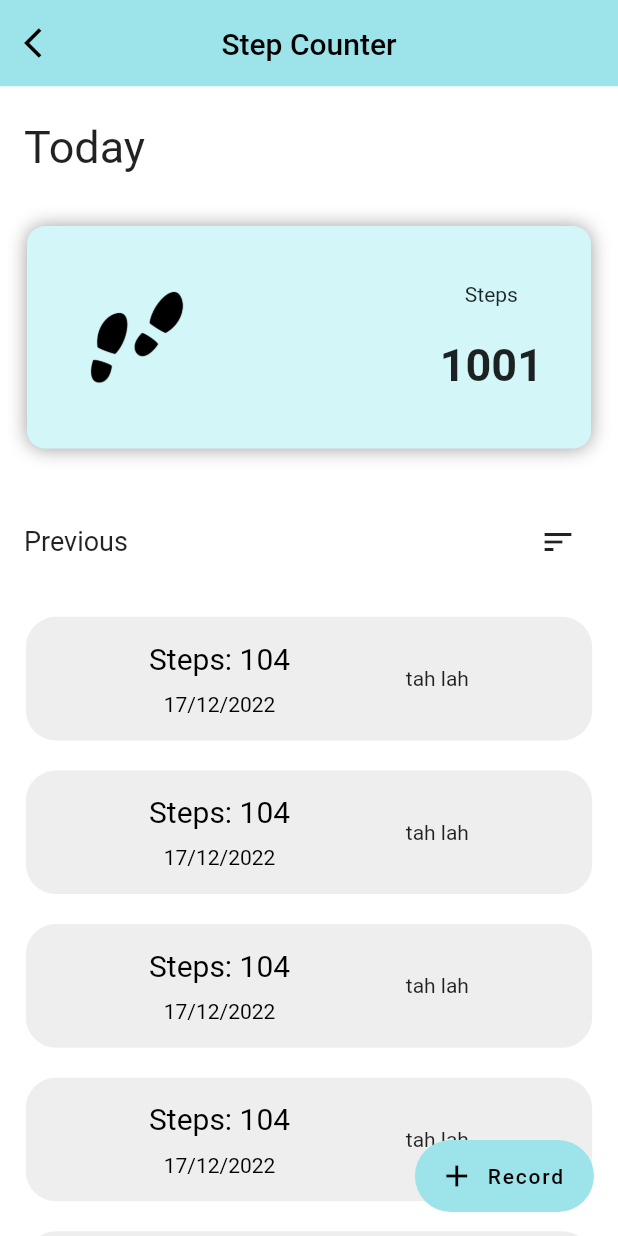
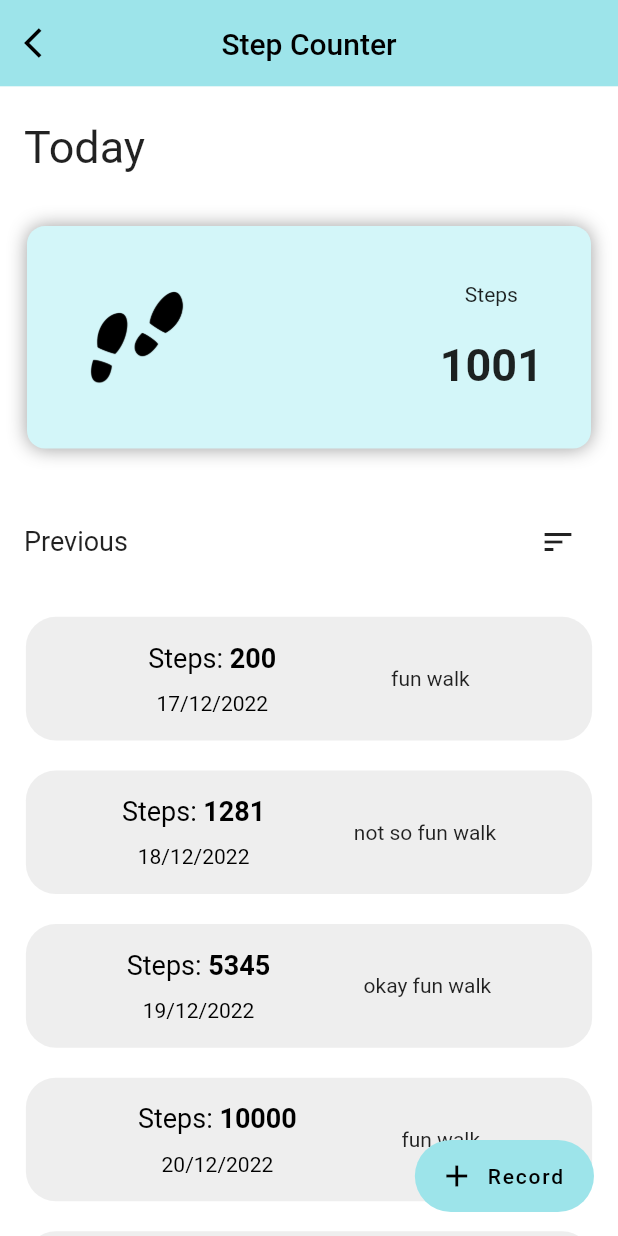
Before and after one commit to wanysamsuri/flutter_clinical, a Flutter app: the StepMainScreen screen opened directly, on a phone screen of 412 x 824 dp. Run offline on Flutter 3.47's test engine with Material 2 defaults, Android fonts, the phone set to English and light mode, and no system bars; our stand-ins replace cached_network_image, carousel_slider, device_info_plus, email_validator, fl_chart, flutter_rating_stars and 16 more; missing offline and left inert: clickable_list_wheel_view, flutter_3d_choice_chip, gauges, html2md, onesignal_flutter, pretty_gauge and 2 more; accounts and stored records are empty.

Commit message:
step counter pedo ui

```diff
--- /dev/null
+++ b/lib/pedometer/step_data.dart
@@ -0,0 +1,23 @@
+import 'package:flutter/material.dart';
+import 'package:flutter_clinic/screens/appointment/appointment_screen.dart';
+
+class StepCounterDataModel {
+  String? label;
+  String? date;
+  String? step;
+  StepCounterDataModel({this.date, this.step, this.label});
+}
+
+List<StepCounterDataModel> stepCounterData = [
+  StepCounterDataModel(step: '200', date: '17/12/2022', label: 'fun walk'),
+  StepCounterDataModel(
+      step: '1281', date: '18/12/2022', label: 'not so fun walk'),
+  StepCounterDataModel(
+    step: '5345',
+    date: '19/12/2022',
+    label: 'okay fun walk',
+  ),
+  StepCounterDataModel(step: '10000', date: '20/12/2022', label: 'fun walk'),
+  StepCounterDataModel(step: '53', date: '21/12/2022', label: 'fun walk'),
+  StepCounterDataModel(step: '5454', date: '22/12/2022', label: 'fun walk'),
+];
--- a/lib/pedometer/step_screen.dart
+++ b/lib/pedometer/step_screen.dart
@@ -4,6 +4,7 @@ import 'package:flutter/src/widgets/container.dart';
 import 'package:flutter/src/widgets/framework.dart';
 import 'package:flutter_clinic/constant.dart';
 import 'package:flutter_clinic/pedometer/pedometer_screen.dart';
+import 'package:flutter_clinic/pedometer/step_data.dart';
 import 'package:responsive_sizer/responsive_sizer.dart';
 
 class StepMainScreen extends StatefulWidget {
@@ -218,7 +219,7 @@ class _StepMainScreenState extends State<StepMainScreen> {
                               shrinkWrap: true,
                               physics: const BouncingScrollPhysics(),
                               scrollDirection: Axis.vertical,
-                              itemCount: 5,
+                              itemCount: stepCounterData.length,
                               itemBuilder: (context, index) {
                                 return Padding(
                                   padding: EdgeInsets.symmetric(
@@ -245,22 +246,42 @@ class _StepMainScreenState extends State<StepMainScreen> {
                                             //   height: 1,
                                             // ),
 
+                                            Row(
+                                              children: [
                                                 Container(
                                                   child: Text(
-                                                'Steps: 104',
+                                                    'Steps: ',
                                                     textAlign: TextAlign.left,
                                                     style: TextStyle(
-                                                  fontSize: 20,
+                                                      fontSize: 18,
                                                       // fontWeight:
                                                       //     FontWeight.bold,
                                                       color: Colors.black,
                                                     ),
                                                   ),
                                                 ),
+                                                Container(
+                                                  child: Text(
+                                                    stepCounterData[index]
+                                                        .step
+                                                        .toString(),
+                                                    textAlign: TextAlign.left,
+                                                    style: TextStyle(
+                                                      fontSize: 18,
+                                                      fontWeight:
+                                                          FontWeight.bold,
+                                                      color: Colors.black,
+                                                    ),
+                                                  ),
+                                                ),
+                                              ],
+                                            ),
 
                                             Container(
                                               child: Text(
-                                                '17/12/2022',
+                                                stepCounterData[index]
+                                                    .date
+                                                    .toString(),
                                                 textAlign: TextAlign.right,
                                                 style: TextStyle(
                                                   // fontWeight:
@@ -272,8 +293,11 @@ class _StepMainScreenState extends State<StepMainScreen> {
                                           ],
                                         ),
                                         Container(
-                                          child: Text('tah lah'),
-                                        )
+                                            child: Text(
+                                          stepCounterData[index]
+                                              .label
+                                              .toString(),
+                                        ))
                                       ],
                                     ),
                                   ),
```
Lines whose indentation alone changed are shown as unchanged.
